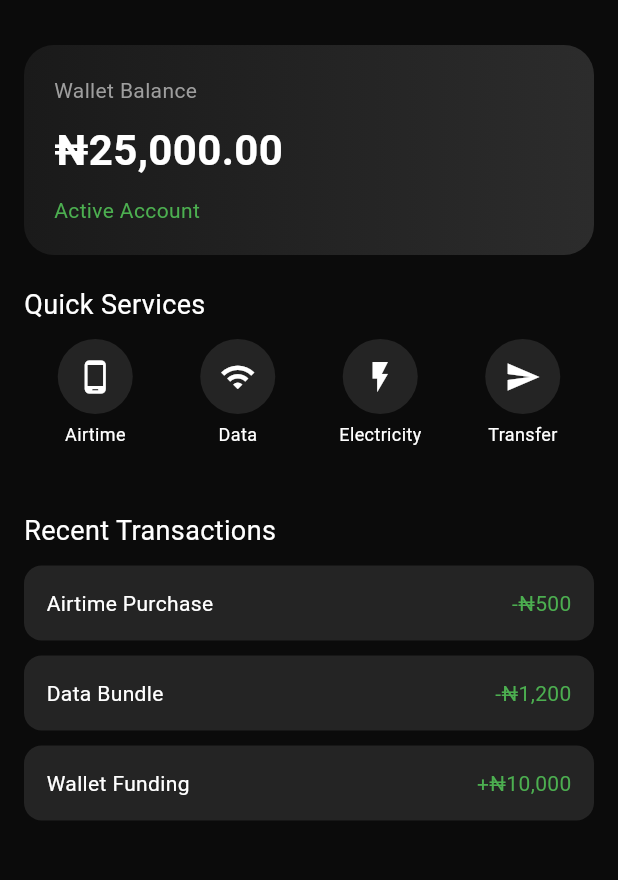
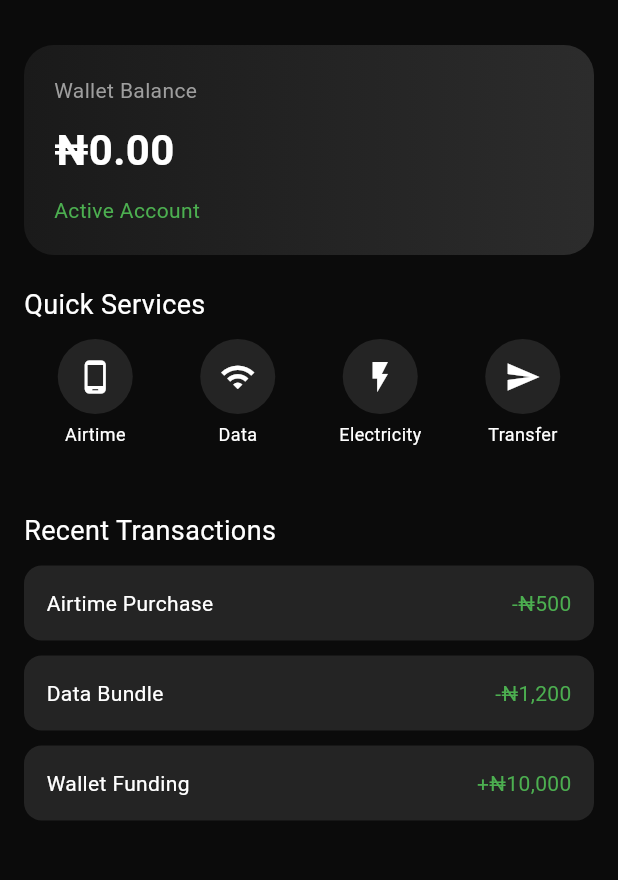
Before and after one commit to IA-LINK/nin_search, a Flutter app: the DashboardScreen screen opened by its route, on a phone screen of 412 x 824 dp, the part 63-943 px from its top. Run offline on Flutter 3.47's test engine with Material 3 defaults, Android fonts, the phone set to English and light mode, and no system bars; our stand-ins replace carousel_slider, cloud_firestore, firebase_auth, firebase_core; accounts and stored records are empty.

Commit message:
FINAL FIXED DASHBOARD

```diff
--- a/new_nin/lib/screens/dashboard/dashboard_screen.dart
+++ b/new_nin/lib/screens/dashboard/dashboard_screen.dart
@@ -26,7 +26,7 @@ class DashboardScreen extends StatelessWidget {
         padding: const EdgeInsets.all(16),
         children: [
 
-          // ================= WALLET =================
+          // ================= WALLET (LIVE FIRESTORE) =================
           Container(
             padding: const EdgeInsets.all(20),
             decoration: BoxDecoration(
@@ -37,19 +37,55 @@ class DashboardScreen extends StatelessWidget {
             ),
             child: Column(
               crossAxisAlignment: CrossAxisAlignment.start,
-              children: const [
-                Text("Wallet Balance", style: TextStyle(color: Colors.grey)),
-                SizedBox(height: 10),
-                Text(
-                  "₦25,000.00",
-                  style: TextStyle(
-                    color: Colors.white,
-                    fontSize: 28,
-                    fontWeight: FontWeight.bold,
-                  ),
+              children: [
+
+                const Text(
+                  "Wallet Balance",
+                  style: TextStyle(color: Colors.grey),
                 ),
-                SizedBox(height: 10),
-                Text("Active Account", style: TextStyle(color: Colors.green)),
+
+                const SizedBox(height: 10),
+
+                StreamBuilder<double>(
+                  stream: WalletService().balanceStream(),
+                  builder: (context, snapshot) {
+                    if (snapshot.connectionState == ConnectionState.waiting) {
+                      return const Text(
+                        "₦0.00",
+                        style: TextStyle(
+                          color: Colors.white,
+                          fontSize: 28,
+                          fontWeight: FontWeight.bold,
+                        ),
+                      );
+                    }
+
+                    if (snapshot.hasError) {
+                      return const Text(
+                        "Error loading balance",
+                        style: TextStyle(color: Colors.red),
+                      );
+                    }
+
+                    final balance = snapshot.data ?? 0;
+
+                    return Text(
+                      "₦${balance.toStringAsFixed(2)}",
+                      style: const TextStyle(
+                        color: Colors.white,
+                        fontSize: 28,
+                        fontWeight: FontWeight.bold,
+                      ),
+                    );
+                  },
+                ),
+
+                const SizedBox(height: 10),
+
+                const Text(
+                  "Active Account",
+                  style: TextStyle(color: Colors.green),
+                ),
               ],
             ),
           ),
@@ -63,7 +99,6 @@ class DashboardScreen extends StatelessWidget {
 
           const SizedBox(height: 10),
 
-          // ================= FIXED GRID =================
           GridView.count(
             crossAxisCount: 4,
             shrinkWrap: true,
```
Also changed, not shown: new_nin/lib/services/wallet_service.dart (+24 -32 lines).
